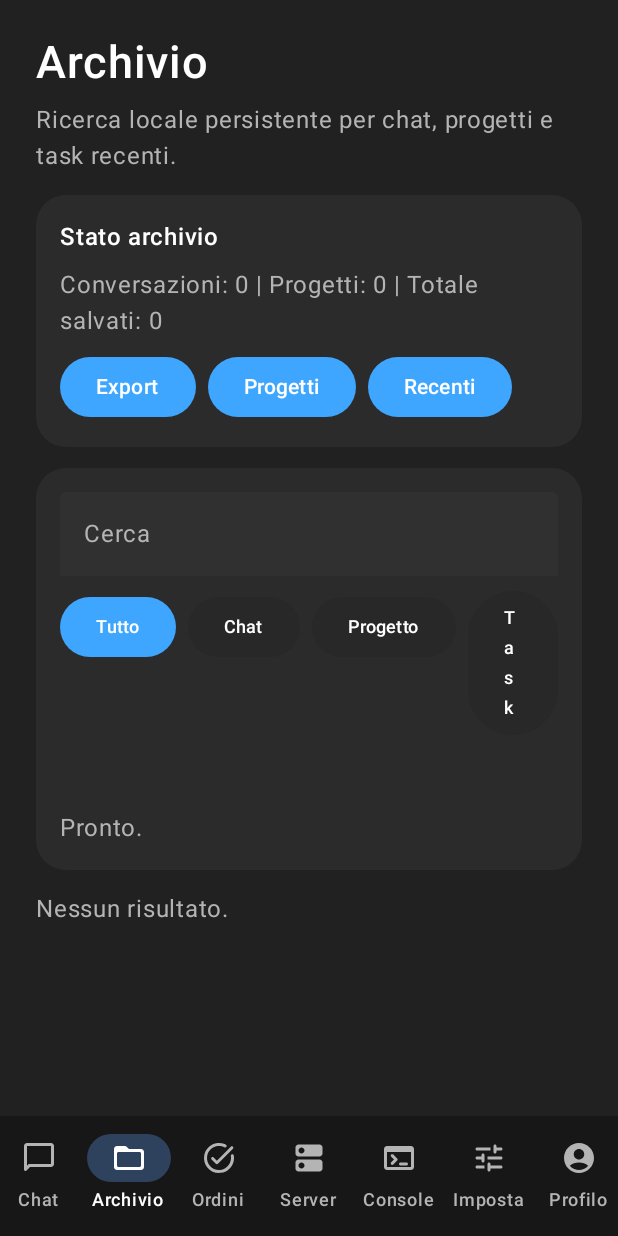
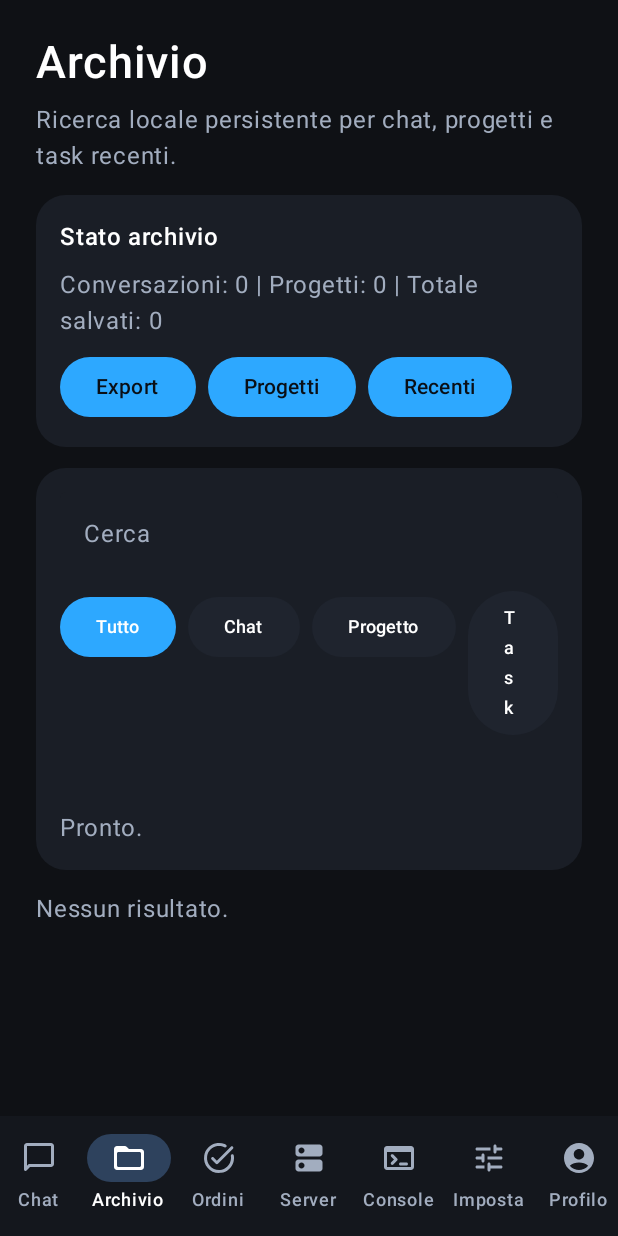
Before and after one commit to JackoPeru/app-interazione-nemoclaw, an Android app built with Jetpack Compose: the screen it shows after launch (MainActivity), item 2 of the bottom bar chosen, on a phone screen of 412 x 824 dp. Run offline under Robolectric (Android 15) with nearby library versions, the light colour scheme and no system bars; libraries missing offline, so code that uses them is left out: java.io, java.net, java.security, java.util, javax.crypto and 2 more.

Commit message:
Release ChatClaw 0.5.0

```diff
--- a/src/NemoclawChat.Android/app/src/main/java/com/nemoclaw/chat/MainActivity.kt
+++ b/src/NemoclawChat.Android/app/src/main/java/com/nemoclaw/chat/MainActivity.kt
@@ -87,6 +87,7 @@ import androidx.compose.runtime.setValue
 import androidx.compose.ui.Alignment
 import androidx.compose.ui.draw.clip
 import androidx.compose.ui.Modifier
+import androidx.compose.ui.graphics.Brush
 import androidx.compose.ui.graphics.Color
 import androidx.compose.ui.graphics.vector.ImageVector
 import androidx.compose.ui.layout.ContentScale
@@ -277,7 +278,7 @@ private fun ChatApp() {
                         colors = NavigationBarItemDefaults.colors(
                             selectedIconColor = Color.White,
                             selectedTextColor = Color.White,
-                            indicatorColor = Color(0xFF2E425D),
+                            indicatorColor = AppColors.NavIndicator,
                             unselectedIconColor = AppColors.Muted,
                             unselectedTextColor = AppColors.Muted
                         ),
@@ -476,6 +477,11 @@ private fun EmptyState(onPrompt: (String) -> Unit) {
     Column(
         modifier = Modifier
             .fillMaxSize()
+            .background(
+                Brush.verticalGradient(
+                    listOf(Color(0x1A2DA8FF), AppColors.Background, AppColors.Background)
+                )
+            )
             .padding(horizontal = 24.dp),
         verticalArrangement = Arrangement.Center,
         horizontalAlignment = Alignment.CenterHorizontally
@@ -523,7 +529,7 @@ private fun createInitialTasks(@Suppress("UNUSED_PARAMETER") settings: AppSettin
 
 @Composable
 private fun SuggestionButton(text: String, onClick: () -> Unit) {
-    Surface(
+        Surface(
         modifier = Modifier.clickable(onClick = onClick),
         color = AppColors.Surface,
         shape = RoundedCornerShape(18.dp)
@@ -624,7 +630,7 @@ private fun Composer(
                     DropdownMenu(
                         expanded = expanded,
                         onDismissRequest = { expanded = false },
-                        containerColor = AppColors.Surface
+                        containerColor = AppColors.Elevated
                     ) {
                         DropdownMenuItem(
                             text = { Text("Aggiungi file al task", color = Color.White) },
@@ -670,7 +676,7 @@ private fun Composer(
                                 )
                             }
                         )
-                        HorizontalDivider(color = Color(0xFF3A3A3A))
+                        HorizontalDivider(color = AppColors.Border)
                         DropdownMenuItem(
                             text = { Text("Passa a modalita Chat", color = Color.White) },
                             leadingIcon = { Icon(Icons.Rounded.ChatBubbleOutline, null, tint = Color.White) },
@@ -689,7 +695,7 @@ private fun Composer(
                                 onAction("Modalita", "Agente attivo: usa il gateway se disponibile, altrimenti fallback locale con approve/deny.", "")
                             }
                         )
-                        HorizontalDivider(color = Color(0xFF3A3A3A))
+                        HorizontalDivider(color = AppColors.Border)
                         DropdownMenuItem(
                             text = { Text("Crea immagine", color = Color.White) },
                             leadingIcon = { Icon(Icons.Rounded.Image, null, tint = Color.White) },
@@ -3229,12 +3235,16 @@ private object AppDefaults {
 }
 
 private object AppColors {
-    val Background = Color(0xFF212121)
-    val Sidebar = Color(0xFF171717)
-    val Composer = Color(0xFF303030)
-    val Surface = Color(0xFF2B2B2B)
-    val AssistantBubble = Color(0xFF282828)
-    val UserBubble = Color(0xFF3A3A3A)
-    val Muted = Color(0xFFB4B4B4)
-      val Accent = Color(0xFF3EA6FF)
-  }
+    val Background = Color(0xFF0F1115)
+    val Sidebar = Color(0xFF14171D)
+    val Composer = Color(0xFF1A1E26)
+    val Surface = Color(0xFF1A1E26)
+    val Elevated = Color(0xFF232831)
+    val AssistantBubble = Color(0xFF1F242E)
+    val UserBubble = Color(0xFF1F4FA8)
+    val Muted = Color(0xFFA2ADBF)
+    val Faint = Color(0xFF6B7585)
+    val Accent = Color(0xFF2DA8FF)
+    val NavIndicator = Color(0xFF2E425D)
+    val Border = Color(0xFF232932)
+}
--- a/src/NemoclawChat.Android/app/src/main/java/com/nemoclaw/chat/ui/theme/Theme.kt
+++ b/src/NemoclawChat.Android/app/src/main/java/com/nemoclaw/chat/ui/theme/Theme.kt
@@ -6,12 +6,12 @@ import androidx.compose.runtime.Composable
 import androidx.compose.ui.graphics.Color
 
 private val DarkScheme = darkColorScheme(
-    background = Color(0xFF212121),
-    surface = Color(0xFF2B2B2B),
-    primary = Color(0xFF3EA6FF),
+    background = Color(0xFF0F1115),
+    surface = Color(0xFF1A1E26),
+    primary = Color(0xFF2DA8FF),
     onBackground = Color.White,
     onSurface = Color.White,
-    onPrimary = Color.White
+    onPrimary = Color(0xFF0A0F16)
 )
 
 @Composable
```
Also changed, not shown: 5 other files.
